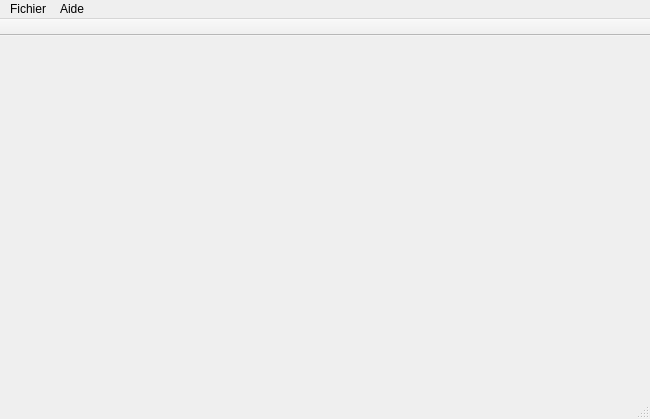
Old version of the form fenetre_principale.ui in the repository sebangi/emgine.
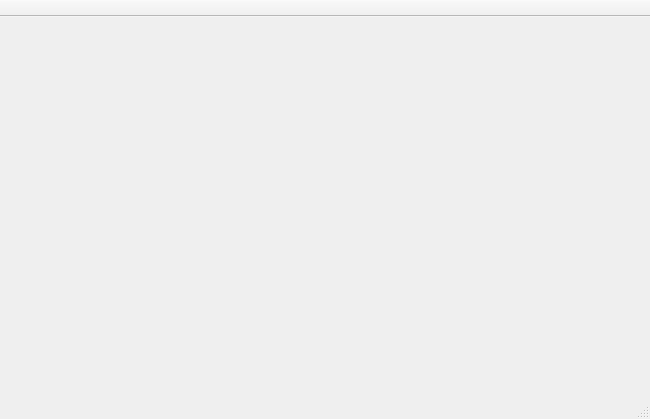
New version of the form.

What changed in the file:
```diff
--- a/fenetre_principale.ui
+++ b/fenetre_principale.ui
@@ -42,28 +42,6 @@
     </item>
    </layout>
   </widget>
-  <widget class="QMenuBar" name="menuBar">
-   <property name="geometry">
-    <rect>
-     <x>0</x>
-     <y>0</y>
-     <width>650</width>
-     <height>25</height>
-    </rect>
-   </property>
-   <widget class="QMenu" name="menuFichier">
-    <property name="title">
-     <string>Fichier</string>
-    </property>
-   </widget>
-   <widget class="QMenu" name="menuAide">
-    <property name="title">
-     <string>Aide</string>
-    </property>
-   </widget>
-   <addaction name="menuFichier"/>
-   <addaction name="menuAide"/>
-  </widget>
   <widget class="QToolBar" name="mainToolBar">
    <property name="sizePolicy">
     <sizepolicy hsizetype="Preferred" vsizetype="Fixed">
@@ -78,7 +56,7 @@
     <bool>false</bool>
    </property>
    <property name="orientation">
-    <enum>Qt::Vertical</enum>
+    <enum>Qt::Horizontal</enum>
    </property>
    <property name="iconSize">
     <size>
```
